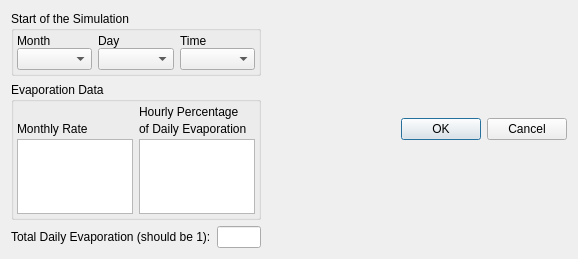
The window that flo2d/ui/evaporation_editor.ui (FLO-2DSoftware/qgis-flo-2d-plugin) describes before a commit, drawn with Qt 5.
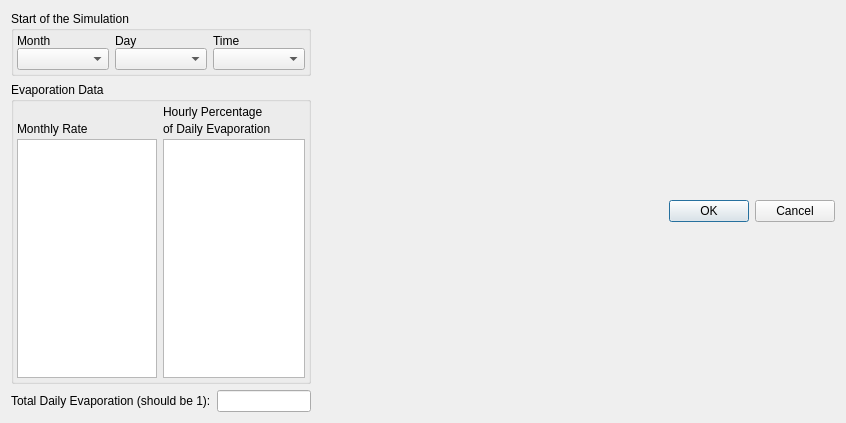
The same window after the commit.

Commit message: resized some widgets of evaporation editor dialog

```diff
--- a/flo2d/ui/evaporation_editor.ui
+++ b/flo2d/ui/evaporation_editor.ui
@@ -6,8 +6,8 @@
    <rect>
     <x>0</x>
     <y>0</y>
-    <width>578</width>
-    <height>259</height>
+    <width>846</width>
+    <height>423</height>
    </rect>
   </property>
   <property name="windowTitle">
@@ -21,6 +21,12 @@
      </property>
      <item>
       <widget class="QFrame" name="frame">
+       <property name="minimumSize">
+        <size>
+         <width>300</width>
+         <height>0</height>
+        </size>
+       </property>
        <property name="maximumSize">
         <size>
          <width>300</width>
@@ -41,7 +47,7 @@
          <widget class="QGroupBox" name="startGroup">
           <property name="minimumSize">
            <size>
-            <width>200</width>
+            <width>0</width>
             <height>0</height>
            </size>
           </property>
@@ -126,6 +132,18 @@
         </item>
         <item>
          <widget class="QGroupBox" name="evapGroup">
+          <property name="sizePolicy">
+           <sizepolicy hsizetype="Preferred" vsizetype="Preferred">
+            <horstretch>0</horstretch>
+            <verstretch>0</verstretch>
+           </sizepolicy>
+          </property>
+          <property name="minimumSize">
+           <size>
+            <width>300</width>
+            <height>0</height>
+           </size>
+          </property>
           <property name="title">
            <string>Evaporation Data</string>
           </property>
@@ -144,7 +162,7 @@
              <item>
               <widget class="QLabel" name="label_9">
                <property name="text">
-                <string> </string>
+                <string/>
                </property>
               </widget>
              </item>
@@ -157,15 +175,21 @@
              </item>
              <item>
               <widget class="QTableView" name="monthlyEvapTView">
+               <property name="sizePolicy">
+                <sizepolicy hsizetype="Preferred" vsizetype="Expanding">
+                 <horstretch>0</horstretch>
+                 <verstretch>0</verstretch>
+                </sizepolicy>
+               </property>
                <property name="minimumSize">
                 <size>
-                 <width>100</width>
+                 <width>140</width>
                  <height>0</height>
                 </size>
                </property>
                <property name="maximumSize">
                 <size>
-                 <width>280</width>
+                 <width>140</width>
                  <height>16777215</height>
                 </size>
                </property>
```
Left out of the diff: 2 changed lines with no effect on the pictures. The commit also changes 1 other file.
